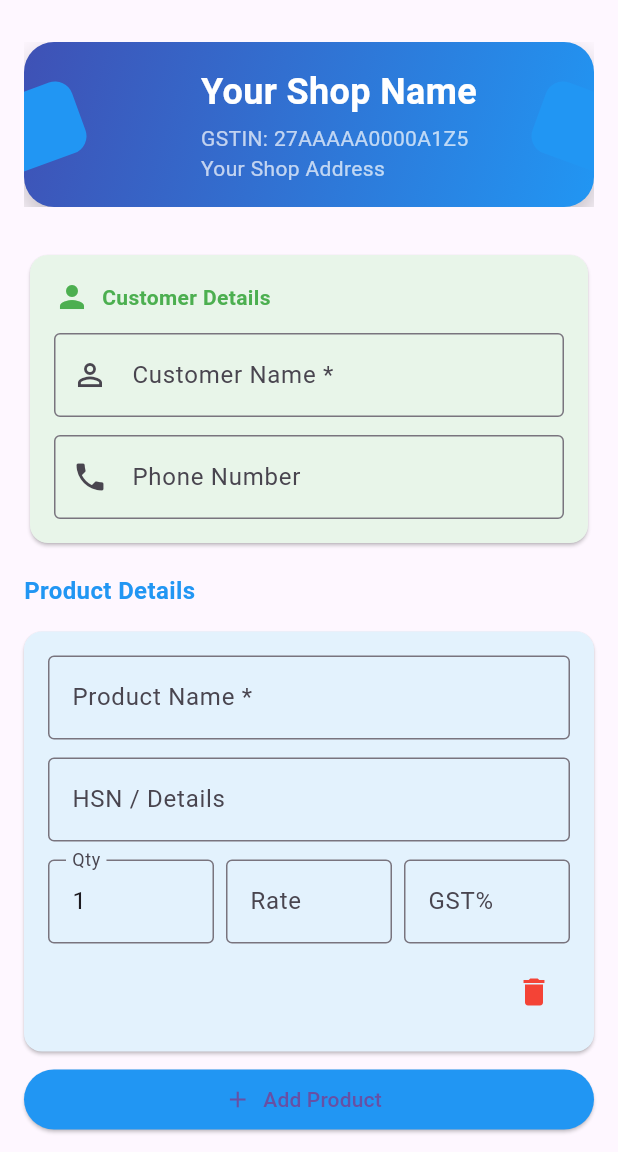
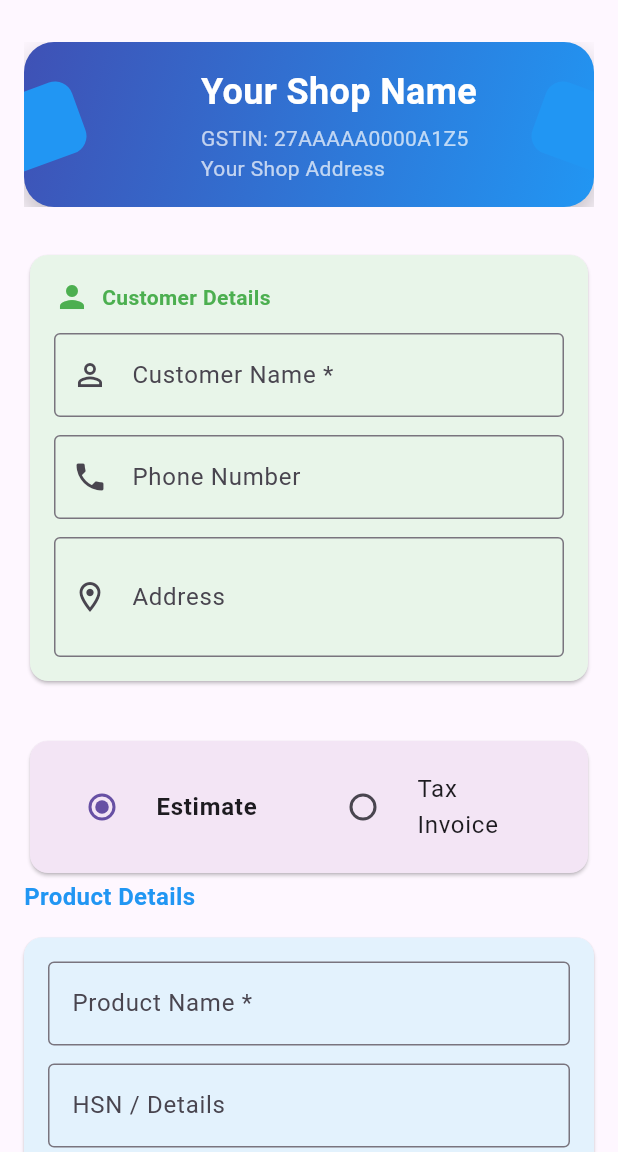
Before and after one commit to nikhilmd776/gst_bill_app, a Flutter app: the screen it shows after launch, on a phone screen of 412 x 824 dp, the part 84-1236 px from its top. Run offline on Flutter 3.47's test engine with Material 3 defaults, Android fonts, the phone set to English and light mode, and no system bars; our stand-ins replace google_fonts, pdf, printing, share_plus, shared_preferences.

Commit message:
new features added

```diff
--- a/lib/main.dart
+++ b/lib/main.dart
@@ -99,6 +99,8 @@ class _BillScreenState extends State<BillScreen> {
   final _formKey = GlobalKey<FormState>();
   String customerName = '';
   String customerPhone = '';
+  String customerAddress = '';
+  String invoiceType = 'estimate';
   final List<Product> products = [Product()];
 
   @override
@@ -189,7 +191,7 @@ class _BillScreenState extends State<BillScreen> {
         return; // Stop PDF generation
       }
     }
-
+    final String pdfCustomerAddress = customerAddress;
     for (final p in products) {
       p.rate = double.tryParse(p.rateController.text) ?? 0;
       p.gstPercent = double.tryParse(p.gstController.text) ?? 18;
@@ -242,13 +244,21 @@ class _BillScreenState extends State<BillScreen> {
                       children: [
                         pw.Text(companyNotifier.value, style: pw.TextStyle(font: bold, fontSize: 20)),
                         pw.Text(addressNotifier.value, style: pw.TextStyle(font: font, fontSize: 12)),
-                        pw.Text('GSTIN: ${gstinNotifier.value}', style: pw.TextStyle(font: font, fontSize: 12)),
+                        if (invoiceType != 'estimate')
+                          pw.Text('GSTIN: ${gstinNotifier.value}', style: pw.TextStyle(font: font, fontSize: 12)),
                       ],
                     ),
                   ),
                   pw.Column(
                     children: [
-                      pw.Text('TAX INVOICE', style: pw.TextStyle(font: bold, fontSize: 18, color: PdfColors.blue800)),
+                        pw.Text(
+                        invoiceType == 'estimate' ? 'ESTIMATE' : 'TAX INVOICE',
+                        style: pw.TextStyle(
+                          font: bold,
+                          fontSize: 18,
+                          color: invoiceType == 'estimate' ? PdfColors.red800 : PdfColors.blue800,
+                        ),
+                      ),
                       pw.SizedBox(height: 8),
                       pw.Text('Invoice: #$invoiceNo', style: pw.TextStyle(font: font)),
                       pw.Text('Date: $date', style: pw.TextStyle(font: font)),
@@ -262,13 +272,30 @@ class _BillScreenState extends State<BillScreen> {
             pw.Container(
               padding: const pw.EdgeInsets.all(12),
               decoration: pw.BoxDecoration(border: pw.Border.all(color: PdfColors.grey400)),
-              child: pw.Row(
+              child: pw.Column(
+                crossAxisAlignment: pw.CrossAxisAlignment.start,
                 children: [
-                  pw.Text('Bill To: ', style: pw.TextStyle(font: bold)),
-                  pw.Text(customerName, style: pw.TextStyle(font: font)),
-                  pw.Spacer(),
+                  pw.Row(
+                    children: [
+                      pw.Text('Bill To: ', style: pw.TextStyle(font: bold)),
+                      pw.Text(customerName, style: pw.TextStyle(font: font)),
+                    ],
+                  ),
+                  if (pdfCustomerAddress.isNotEmpty)
+                    pw.Padding(
+                      padding: const pw.EdgeInsets.only(top: 4),
+                      child: pw.Text(pdfCustomerAddress, style: pw.TextStyle(font: font, fontSize: 10)),
+                    ),
                   if (customerPhone.isNotEmpty)
-                    pw.Text('Phone: $customerPhone', style: pw.TextStyle(font: font)),
+                    pw.Padding(
+                      padding: const pw.EdgeInsets.only(top: 4),
+                      child: pw.Row(
+                        children: [
+                          pw.Spacer(),
+                          pw.Text('Phone: $customerPhone', style: pw.TextStyle(font: font, fontSize: 10)),
+                        ],
+                      ),
+                    ),
                 ],
               ),
             ),
@@ -584,11 +611,50 @@ class _BillScreenState extends State<BillScreen> {
                       initialValue: customerPhone,
                       onChanged: (v) => customerPhone = v.trim(),
                     ),
+                    const SizedBox(height: 12),
+                    TextFormField(
+                      decoration: const InputDecoration(
+                        labelText: 'Address',
+                        prefixIcon: Icon(Icons.location_on_outlined),
+                        border: OutlineInputBorder(),
+                      ),
+                      maxLines: 2,
+                      onChanged: (v) => customerAddress = v.trim(),
+                    ),
                   ],
                 ),
               ),
             ),
             const SizedBox(height: 16),
+
+            const SizedBox(height: 16),
+            Card(
+              color: Colors.purple.shade50,
+              child: Padding(
+                padding: const EdgeInsets.all(12),
+                child: Row(
+                  mainAxisAlignment: MainAxisAlignment.center,
+                  children: [
+                    Expanded(
+                      child: RadioListTile<String>(
+                        title: const Text('Estimate', style: TextStyle(fontWeight: FontWeight.bold)),
+                        value: 'estimate',
+                        groupValue: invoiceType,
+                        onChanged: (val) => setState(() => invoiceType = val!),
+                      ),
+                    ),
+                    Expanded(
+                      child: RadioListTile<String>(
+                        title: const Text('Tax Invoice'),
+                        value: 'invoice',
+                        groupValue: invoiceType,
+                        onChanged: (val) => setState(() => invoiceType = val!),
+                      ),
+                    ),
+                  ],
+                ),
+              ),
+            ),
 
             const Text('Product Details', style: TextStyle(fontWeight: FontWeight.bold, fontSize: 16, color: Colors.blue)),
             const SizedBox(height: 8),
```
